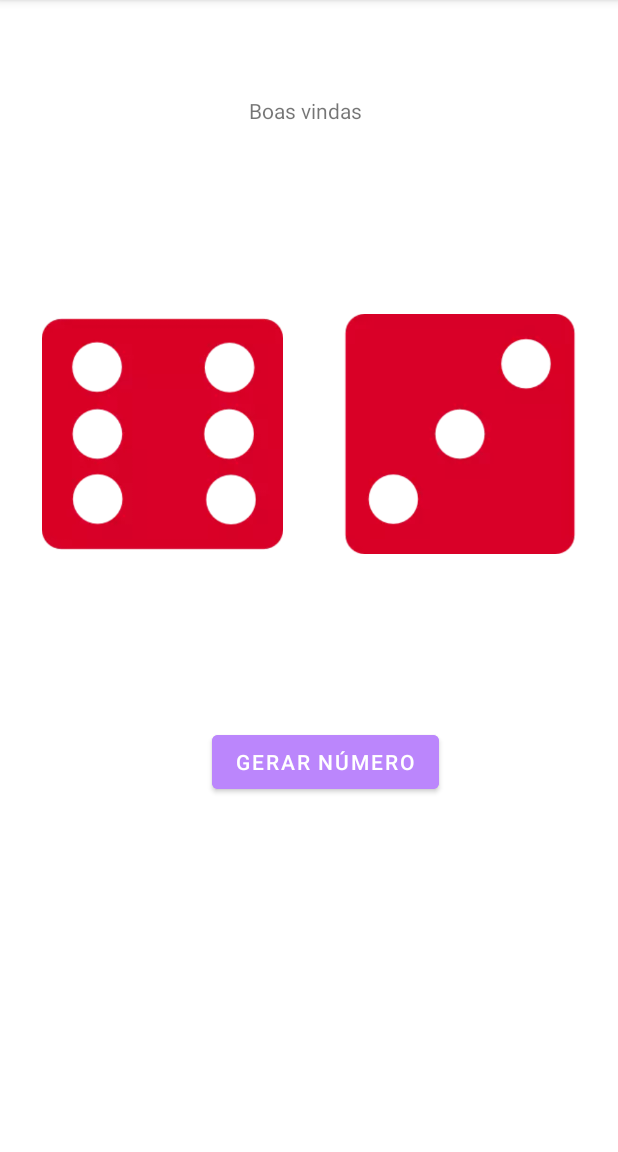
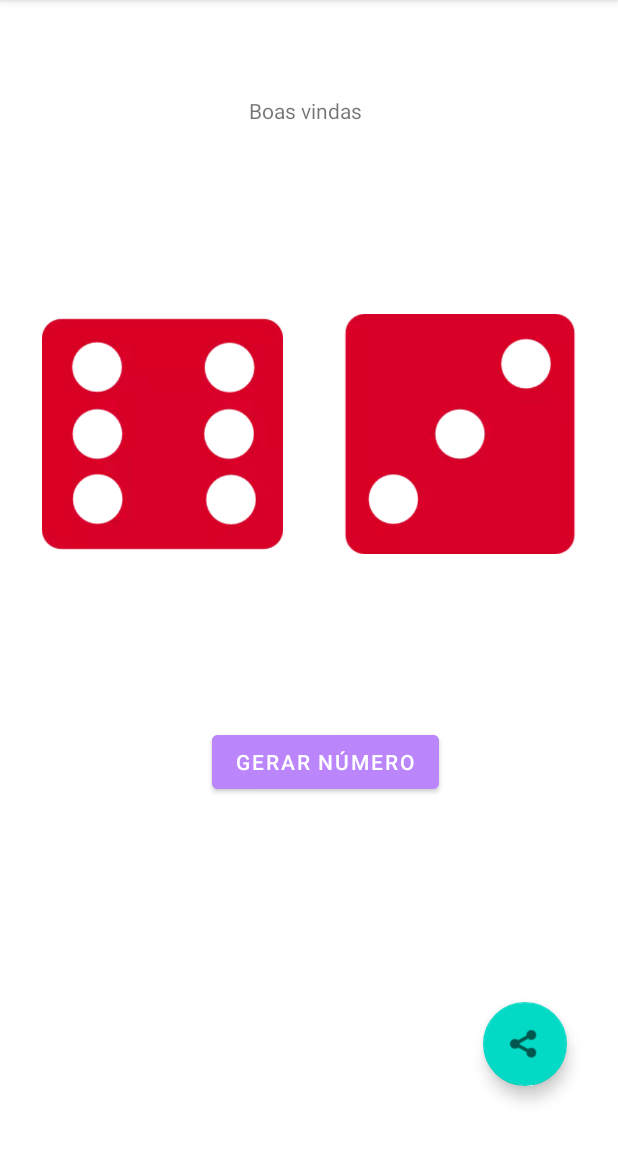
Before and after one commit to bruunos/Dev_venture, an Android app: the screen it shows after launch (MainActivity), after a tap on "BUTTON", on a phone screen of 412 x 824 dp, the part 84-1236 px from its top. Run offline under Robolectric (Android 15) with nearby library versions, the phone set to English and light mode, and no system bars.

Commit message:
mvp atualizada com botao share

```diff
--- a/app/src/main/res/layout/activity_main.xml
+++ b/app/src/main/res/layout/activity_main.xml
@@ -57,4 +57,16 @@
         app:layout_constraintStart_toStartOf="parent"
         app:layout_constraintTop_toTopOf="parent" />
 
+    <com.google.android.material.floatingactionbutton.FloatingActionButton
+        android:id="@+id/ShareButton"
+        android:layout_width="wrap_content"
+        android:layout_height="wrap_content"
+        android:layout_marginBottom="44dp"
+        android:clickable="true"
+        app:layout_constraintBottom_toBottomOf="parent"
+        app:layout_constraintEnd_toEndOf="parent"
+        app:layout_constraintHorizontal_bias="0.46"
+        app:layout_constraintStart_toEndOf="@+id/botao_gerar"
+        app:srcCompat="@android:drawable/ic_menu_share" />
+
 </androidx.constraintlayout.widget.ConstraintLayout>
```
Also changed, not shown: app/src/main/java/com/devventure/lanceosdados/MainActivity.kt (+18 -1 lines), app/src/main/res/values/strings.xml (line endings or trailing spaces).
